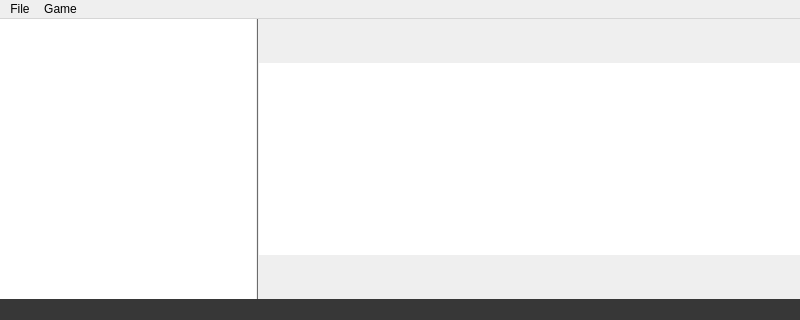
lbproductions/psnewmodel, file src/ui/game/gamewindow.ui: the form before one commit; both pictures show x 0 to 800 and y 0 to 320 of the 800 by 600 pixel window.
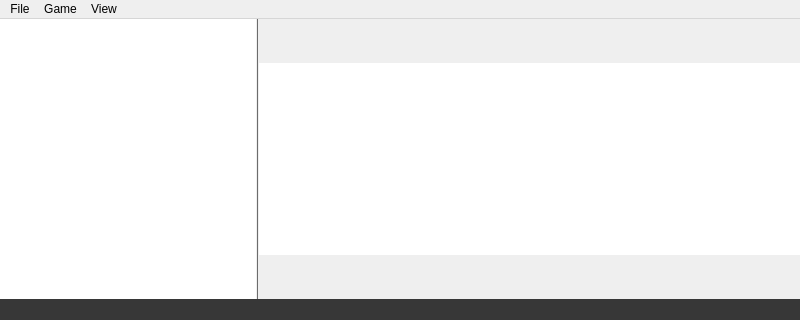
The form after the commit. Icons and pictures are not drawn. Custom widgets are drawn as their Qt base class.

```diff
--- a/src/ui/game/gamewindow.ui
+++ b/src/ui/game/gamewindow.ui
@@ -424,8 +424,16 @@
     <addaction name="actionCheck_for_updates"/>
     <addaction name="actionClose_window"/>
    </widget>
+   <widget class="QMenu" name="menuView_2">
+    <property name="title">
+     <string>View</string>
+    </property>
+    <addaction name="actionZoom_in"/>
+    <addaction name="actionZoom_out"/>
+   </widget>
    <addaction name="menuView"/>
    <addaction name="menuGame"/>
+   <addaction name="menuView_2"/>
   </widget>
   <action name="actionPlayPause">
    <property name="icon">
```
Left out of the diff: 18 changed lines with no effect on the pictures.
